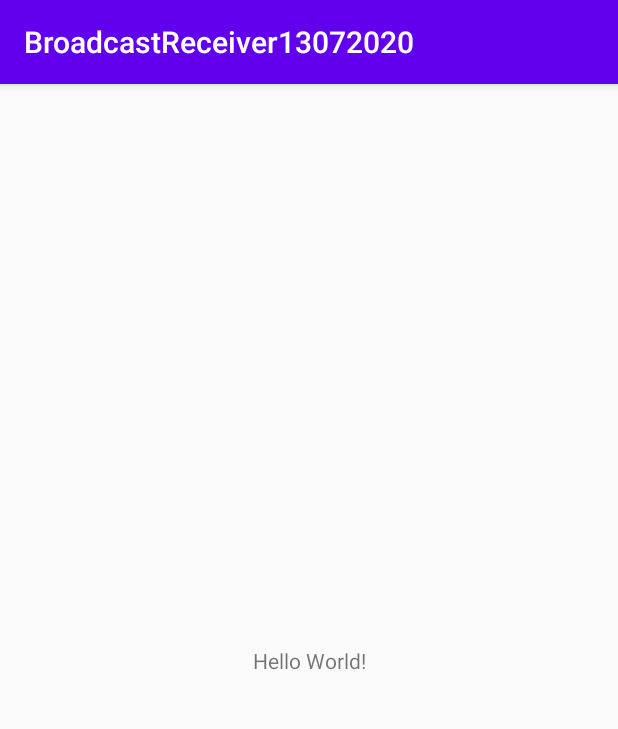
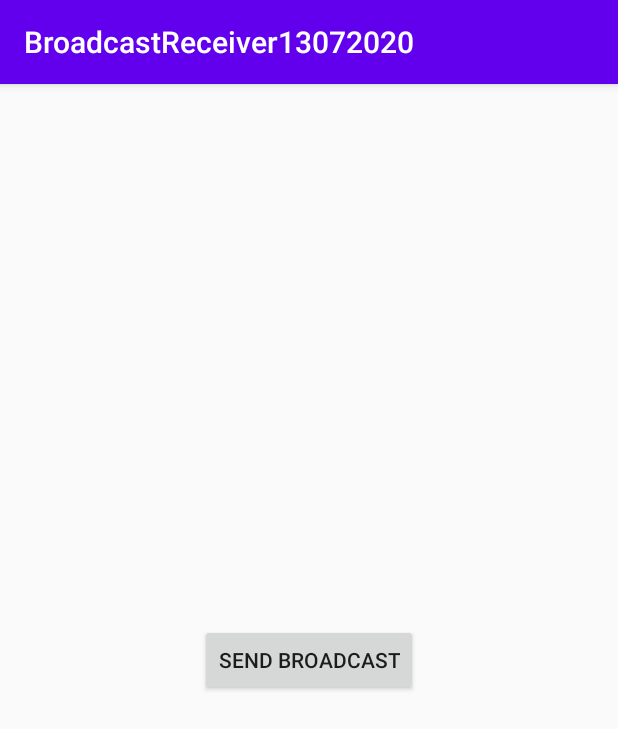
Before and after one commit to phamtanphat/BroadcastReceiver13072020, an Android app: the screen it shows after launch (MainActivity), on a phone screen of 412 x 824 dp. Shown: the top 729 px of the screen. Run offline under Robolectric (Android 15) with nearby library versions, the phone set to English and light mode, and no system bars.

Commit message:
send broadcast notification

```diff
--- a/app/src/main/AndroidManifest.xml
+++ b/app/src/main/AndroidManifest.xml
@@ -18,6 +18,12 @@
                 <category android:name="android.intent.category.LAUNCHER" />
             </intent-filter>
         </activity>
+        <receiver
+            android:name=".MyBroadcast">
+            <intent-filter>
+                <action android:name="Message"/>
+            </intent-filter>
+        </receiver>
     </application>
 
 </manifest>
--- a/app/src/main/res/layout/activity_main.xml
+++ b/app/src/main/res/layout/activity_main.xml
@@ -1,18 +1,16 @@
 <?xml version="1.0" encoding="utf-8"?>
-<androidx.constraintlayout.widget.ConstraintLayout xmlns:android="http://schemas.android.com/apk/res/android"
+<RelativeLayout xmlns:android="http://schemas.android.com/apk/res/android"
     xmlns:app="http://schemas.android.com/apk/res-auto"
     xmlns:tools="http://schemas.android.com/tools"
     android:layout_width="match_parent"
     android:layout_height="match_parent"
     tools:context=".MainActivity">
 
-    <TextView
+    <Button
+        android:layout_centerInParent="true"
+        android:text="Send BroadCast"
+        android:id="@+id/buttonSendBroadcast"
         android:layout_width="wrap_content"
-        android:layout_height="wrap_content"
-        android:text="Hello World!"
-        app:layout_constraintBottom_toBottomOf="parent"
-        app:layout_constraintLeft_toLeftOf="parent"
-        app:layout_constraintRight_toRightOf="parent"
-        app:layout_constraintTop_toTopOf="parent" />
+        android:layout_height="wrap_content"/>
 
-</androidx.constraintlayout.widget.ConstraintLayout>
+</RelativeLayout>
```
Also changed, not shown: app/src/main/java/com/example/broadcastreceiver13072020/MainActivity.java (+52 -4 lines), app/src/main/java/com/example/broadcastreceiver13072020/MyBroadcast.java (+9 -1 lines).
